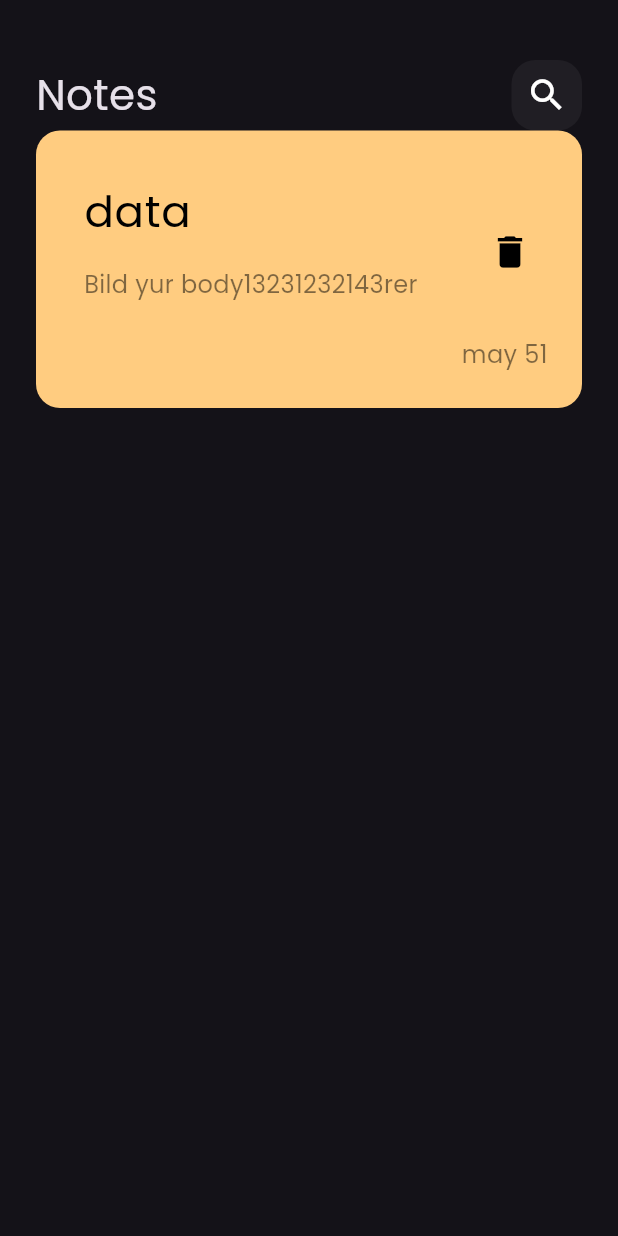
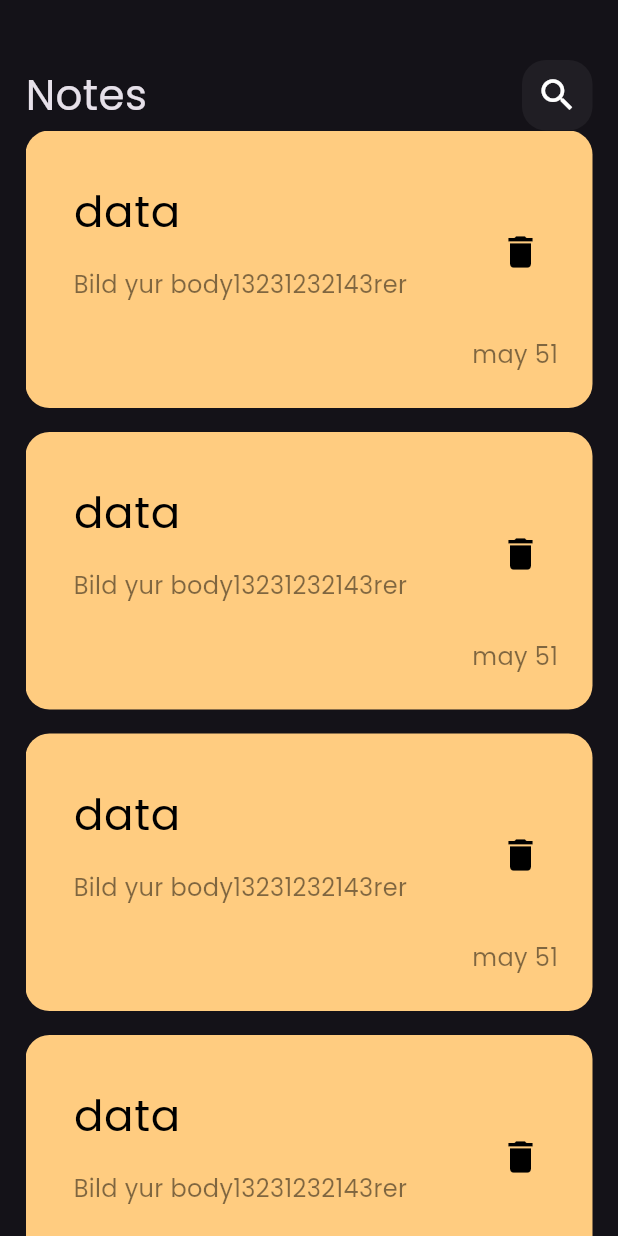
Before and after one commit to youssef336/notes_app, a Flutter app: the screen it shows after launch, on a phone screen of 412 x 824 dp. Run offline on Flutter 3.47's test engine with Material 3 defaults, Android fonts, the phone set to English and light mode, and no system bars.

Commit message:
create_notes_list_view

```diff
--- a/lib/views/widgets/Notes_view_body.dart
+++ b/lib/views/widgets/Notes_view_body.dart
@@ -1,6 +1,7 @@
 import 'package:flutter/material.dart';
 import 'package:note_app/views/widgets/Custom_app_bar.dart';
 import 'package:note_app/views/widgets/custom_note_item.dart';
+import 'package:note_app/views/widgets/notes_list_view_body.dart';
 
 class NotesView_Body extends StatelessWidget {
   const NotesView_Body({super.key});
@@ -8,9 +9,13 @@ class NotesView_Body extends StatelessWidget {
   @override
   Widget build(BuildContext context) {
     return Padding(
-      padding: const EdgeInsets.symmetric(horizontal: 24),
+      padding: const EdgeInsets.symmetric(horizontal: 17),
       child: Column(
-        children: const [SizedBox(height: 40), Custom_app_bar(), NoteItem()],
+        children: const [
+          SizedBox(height: 40),
+          Custom_app_bar(),
+          Expanded(child: NotesListView()),
+        ],
       ),
     );
   }
--- a/lib/views/widgets/custom_note_item.dart
+++ b/lib/views/widgets/custom_note_item.dart
@@ -5,7 +5,9 @@ class NoteItem extends StatelessWidget {
 
   @override
   Widget build(BuildContext context) {
-    return Container(
+    return Padding(
+      padding: const EdgeInsets.only(bottom: 16),
+      child: Container(
         padding: EdgeInsets.only(top: 24, bottom: 24, left: 16),
         width: double.infinity,
 
@@ -48,6 +50,7 @@ class NoteItem extends StatelessWidget {
             ),
           ],
         ),
+      ),
     );
   }
 }
--- /dev/null
+++ b/lib/views/widgets/notes_list_view_body.dart
@@ -0,0 +1,15 @@
+import 'package:flutter/material.dart';
+import 'package:note_app/views/widgets/custom_note_item.dart';
+
+class NotesListView extends StatelessWidget {
+  const NotesListView({super.key});
+
+  @override
+  Widget build(BuildContext context) {
+    return ListView.builder(
+      itemBuilder: (context, index) {
+        return const NoteItem();
+      },
+    );
+  }
+}
```
Lines whose indentation alone changed are shown as unchanged.
